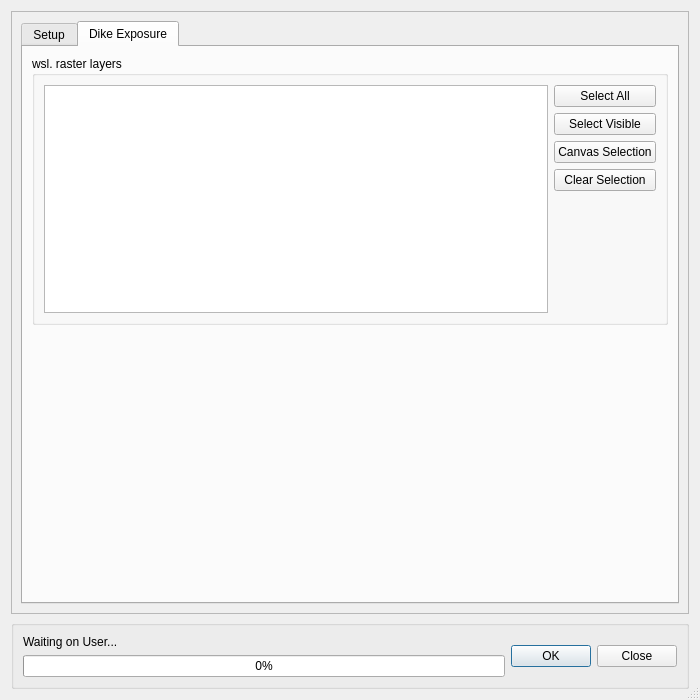
Before: the Qt Designer form canflood/misc/dikes/dikes.ui in NRCan/CanFlood, drawn with Qt 5.
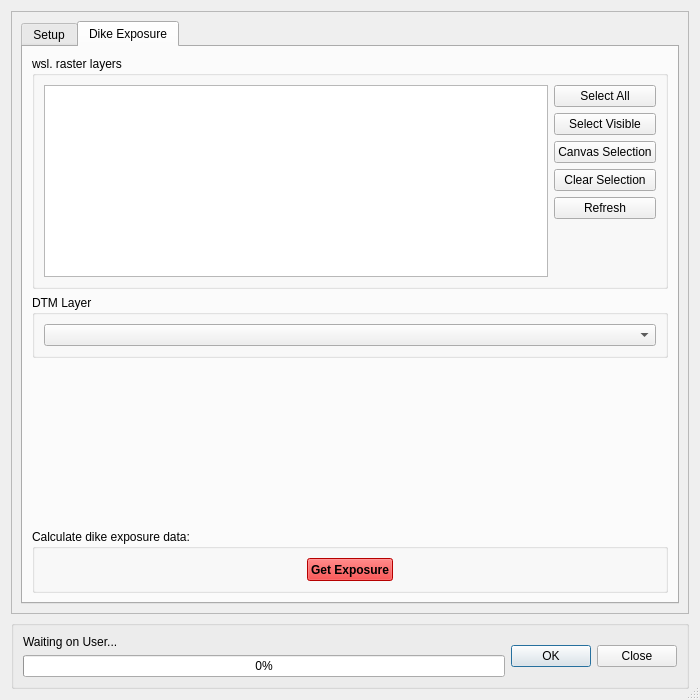
After: the same form once the commit is applied. The open tabs and pages were chosen to show the change. Custom widgets are drawn as their Qt base class.

The edit to the form file:
```diff
--- a/canflood/misc/dikes/dikes.ui
+++ b/canflood/misc/dikes/dikes.ui
@@ -519,6 +519,13 @@
                   </property>
                  </widget>
                 </item>
+                <item>
+                 <widget class="QPushButton" name="pushButton_expo_refr">
+                  <property name="text">
+                   <string>Refresh</string>
+                  </property>
+                 </widget>
+                </item>
                 <item>
                  <spacer name="verticalSpacer_3">
                   <property name="orientation">
@@ -537,6 +544,18 @@
              </layout>
             </widget>
            </item>
+           <item>
+            <widget class="QGroupBox" name="groupBox_4">
+             <property name="title">
+              <string>DTM Layer</string>
+             </property>
+             <layout class="QHBoxLayout" name="horizontalLayout_4">
+              <item>
+               <widget class="QgsMapLayerComboBox" name="mMapLayerComboBox_dtm"/>
+              </item>
+             </layout>
+            </widget>
+           </item>
            <item>
             <spacer name="verticalSpacer_2">
              <property name="orientation">
@@ -550,6 +569,467 @@
              </property>
             </spacer>
            </item>
+           <item>
+            <widget class="QGroupBox" name="groupBox_15">
+             <property name="sizePolicy">
+              <sizepolicy hsizetype="Preferred" vsizetype="Fixed">
+               <horstretch>0</horstretch>
+               <verstretch>0</verstretch>
+              </sizepolicy>
+             </property>
+             <property name="minimumSize">
+              <size>
+               <width>0</width>
+               <height>56</height>
+              </size>
+             </property>
+             <property name="title">
+              <string>Calculate dike exposure data:</string>
+             </property>
+             <layout class="QVBoxLayout" name="verticalLayout_22">
+              <item alignment="Qt::AlignHCenter">
+               <widget class="QPushButton" name="pushButton_expo_run">
+                <property name="sizePolicy">
+                 <sizepolicy hsizetype="Fixed" vsizetype="Fixed">
+                  <horstretch>0</horstretch>
+                  <verstretch>0</verstretch>
+                 </sizepolicy>
+                </property>
+                <property name="minimumSize">
+                 <size>
+                  <width>0</width>
+                  <height>23</height>
+                 </size>
+                </property>
+                <property name="palette">
+                 <palette>
+                  <active>
+                   <colorrole role="WindowText">
+                    <brush brushstyle="SolidPattern">
+                     <color alpha="255">
+                      <red>0</red>
+                      <green>0</green>
+                      <blue>0</blue>
+                     </color>
+                    </brush>
+                   </colorrole>
+                   <colorrole role="Button">
+                    <brush brushstyle="SolidPattern">
+                     <color alpha="255">
+                      <red>255</red>
+                      <green>0</green>
+                      <blue>0</blue>
+                     </color>
+                    </brush>
+                   </colorrole>
+                   <colorrole role="Light">
+                    <brush brushstyle="SolidPattern">
+                     <color alpha="255">
+                      <red>255</red>
+                      <green>127</green>
+                      <blue>127</blue>
+                     </color>
+                    </brush>
+                   </colorrole>
+                   <colorrole role="Midlight">
+                    <brush brushstyle="SolidPattern">
+                     <color alpha="255">
+                      <red>255</red>
+                      <green>63</green>
+                      <blue>63</blue>
+                     </color>
+                    </brush>
+                   </colorrole>
+                   <colorrole role="Dark">
+                    <brush brushstyle="SolidPattern">
+                     <color alpha="255">
+                      <red>127</red>
+                      <green>0</green>
+                      <blue>0</blue>
+                     </color>
+                    </brush>
+                   </colorrole>
+                   <colorrole role="Mid">
+                    <brush brushstyle="SolidPattern">
+                     <color alpha="255">
+                      <red>170</red>
+                      <green>0</green>
+                      <blue>0</blue>
+                     </color>
+                    </brush>
+                   </colorrole>
+                   <colorrole role="Text">
+                    <brush brushstyle="SolidPattern">
+                     <color alpha="255">
+                      <red>0</red>
+                      <green>0</green>
+                      <blue>0</blue>
+                     </color>
+                    </brush>
+                   </colorrole>
+                   <colorrole role="BrightText">
+                    <brush brushstyle="SolidPattern">
+                     <color alpha="255">
+                      <red>255</red>
+                      <green>255</green>
+                      <blue>255</blue>
+                     </color>
+                    </brush>
+                   </colorrole>
+                   <colorrole role="ButtonText">
+                    <brush brushstyle="SolidPattern">
+                     <color alpha="255">
+                      <red>0</red>
+                      <green>0</green>
+                      <blue>0</blue>
+                     </color>
+                    </brush>
+                   </colorrole>
+                   <colorrole role="Base">
+                    <brush brushstyle="SolidPattern">
+                     <color alpha="255">
+                      <red>255</red>
+                      <green>255</green>
+                      <blue>255</blue>
+                     </color>
+                    </brush>
+                   </colorrole>
+                   <colorrole role="Window">
+                    <brush brushstyle="SolidPattern">
+                     <color alpha="255">
+                      <red>255</red>
+                      <green>0</green>
+                      <blue>0</blue>
+                     </color>
+                    </brush>
+                   </colorrole>
+                   <colorrole role="Shadow">
+                    <brush brushstyle="SolidPattern">
+                     <color alpha="255">
+                      <red>0</red>
+                      <green>0</green>
+                      <blue>0</blue>
+                     </color>
+                    </brush>
+                   </colorrole>
+                   <colorrole role="AlternateBase">
+                    <brush brushstyle="SolidPattern">
+                     <color alpha="255">
+                      <red>255</red>
+                      <green>127</green>
+                      <blue>127</blue>
+                     </color>
+                    </brush>
+                   </colorrole>
+                   <colorrole role="ToolTipBase">
+                    <brush brushstyle="SolidPattern">
+                     <color alpha="255">
+                      <red>255</red>
+                      <green>255</green>
+                      <blue>220</blue>
+                     </color>
+                    </brush>
+                   </colorrole>
+                   <colorrole role="ToolTipText">
+                    <brush brushstyle="SolidPattern">
+                     <color alpha="255">
+                      <red>0</red>
+                      <green>0</green>
+                      <blue>0</blue>
+                     </color>
+                    </brush>
+                   </colorrole>
+                  </active>
+                  <inactive>
+                   <colorrole role="WindowText">
+                    <brush brushstyle="SolidPattern">
+                     <color alpha="255">
+                      <red>0</red>
+                      <green>0</green>
+                      <blue>0</blue>
+                     </color>
+                    </brush>
+                   </colorrole>
+                   <colorrole role="Button">
+                    <brush brushstyle="SolidPattern">
+                     <color alpha="255">
+                      <red>255</red>
+                      <green>0</green>
+                      <blue>0</blue>
+                     </color>
+                    </brush>
+                   </colorrole>
+                   <colorrole role="Light">
+                    <brush brushstyle="SolidPattern">
+                     <color alpha="255">
+                      <red>255</red>
+                      <green>127</green>
+                      <blue>127</blue>
+                     </color>
+                    </brush>
+                   </colorrole>
+                   <colorrole role="Midlight">
+                    <brush brushstyle="SolidPattern">
+                     <color alpha="255">
+                      <red>255</red>
+                      <green>63</green>
+                      <blue>63</blue>
+                     </color>
+                    </brush>
+                   </colorrole>
+                   <colorrole role="Dark">
+                    <brush brushstyle="SolidPattern">
+                     <color alpha="255">
+                      <red>127</red>
+                      <green>0</green>
+                      <blue>0</blue>
+                     </color>
+                    </brush>
+                   </colorrole>
+                   <colorrole role="Mid">
+                    <brush brushstyle="SolidPattern">
+                     <color alpha="255">
+                      <red>170</red>
+                      <green>0</green>
+                      <blue>0</blue>
+                     </color>
+                    </brush>
+                   </colorrole>
+                   <colorrole role="Text">
+                    <brush brushstyle="SolidPattern">
+                     <color alpha="255">
+                      <red>0</red>
+                      <green>0</green>
+                      <blue>0</blue>
+                     </color>
+                    </brush>
+                   </colorrole>
+                   <colorrole role="BrightText">
+                    <brush brushstyle="SolidPattern">
+                     <color alpha="255">
+                      <red>255</red>
+                      <green>255</green>
+                      <blue>255</blue>
+                     </color>
+                    </brush>
+                   </colorrole>
+                   <colorrole role="ButtonText">
+                    <brush brushstyle="SolidPattern">
+                     <color alpha="255">
+                      <red>0</red>
+                      <green>0</green>
+                      <blue>0</blue>
+                     </color>
+                    </brush>
+                   </colorrole>
+                   <colorrole role="Base">
+                    <brush brushstyle="SolidPattern">
+                     <color alpha="255">
+                      <red>255</red>
+                      <green>255</green>
+                      <blue>255</blue>
+                     </color>
+                    </brush>
+                   </colorrole>
+                   <colorrole role="Window">
+                    <brush brushstyle="SolidPattern">
+                     <color alpha="255">
+                      <red>255</red>
+                      <green>0</green>
+                      <blue>0</blue>
+                     </color>
+                    </brush>
+                   </colorrole>
+                   <colorrole role="Shadow">
+                    <brush brushstyle="SolidPattern">
+                     <color alpha="255">
+                      <red>0</red>
+                      <green>0</green>
+                      <blue>0</blue>
+                     </color>
+                    </brush>
+                   </colorrole>
+                   <colorrole role="AlternateBase">
+                    <brush brushstyle="SolidPattern">
+                     <color alpha="255">
+                      <red>255</red>
+                      <green>127</green>
+                      <blue>127</blue>
+                     </color>
+                    </brush>
+                   </colorrole>
+                   <colorrole role="ToolTipBase">
+                    <brush brushstyle="SolidPattern">
+                     <color alpha="255">
+                      <red>255</red>
+                      <green>255</green>
+                      <blue>220</blue>
+                     </color>
+                    </brush>
+                   </colorrole>
+                   <colorrole role="ToolTipText">
+                    <brush brushstyle="SolidPattern">
+                     <color alpha="255">
+                      <red>0</red>
+                      <green>0</green>
+                      <blue>0</blue>
+                     </color>
+                    </brush>
+                   </colorrole>
+                  </inactive>
+                  <disabled>
+                   <colorrole role="WindowText">
+                    <brush brushstyle="SolidPattern">
+                     <color alpha="255">
+                      <red>127</red>
+                      <green>0</green>
+                      <blue>0</blue>
+                     </color>
+                    </brush>
+                   </colorrole>
+                   <colorrole role="Button">
+                    <brush brushstyle="SolidPattern">
+                     <color alpha="255">
+                      <red>255</red>
+                      <green>0</green>
+                      <blue>0</blue>
+                     </color>
+                    </brush>
+                   </colorrole>
+                   <colorrole role="Light">
+                    <brush brushstyle="SolidPattern">
+                     <color alpha="255">
+                      <red>255</red>
+                      <green>127</green>
+                      <blue>127</blue>
+                     </color>
+                    </brush>
+                   </colorrole>
+                   <colorrole role="Midlight">
+                    <brush brushstyle="SolidPattern">
+                     <color alpha="255">
+                      <red>255</red>
+                      <green>63</green>
+                      <blue>63</blue>
+                     </color>
+                    </brush>
+                   </colorrole>
+                   <colorrole role="Dark">
+                    <brush brushstyle="SolidPattern">
+                     <color alpha="255">
+                      <red>127</red>
+                      <green>0</green>
+                      <blue>0</blue>
+                     </color>
+                    </brush>
+                   </colorrole>
+                   <colorrole role="Mid">
+                    <brush brushstyle="SolidPattern">
+                     <color alpha="255">
+                      <red>170</red>
+                      <green>0</green>
+                      <blue>0</blue>
+                     </color>
+                    </brush>
+                   </colorrole>
+                   <colorrole role="Text">
+                    <brush brushstyle="SolidPattern">
+                     <color alpha="255">
+                      <red>127</red>
+                      <green>0</green>
+                      <blue>0</blue>
+                     </color>
+                    </brush>
+                   </colorrole>
+                   <colorrole role="BrightText">
+                    <brush brushstyle="SolidPattern">
+                     <color alpha="255">
+                      <red>255</red>
+                      <green>255</green>
+                      <blue>255</blue>
+                     </color>
+                    </brush>
+                   </colorrole>
+                   <colorrole role="ButtonText">
+                    <brush brushstyle="SolidPattern">
+                     <color alpha="255">
+                      <red>127</red>
+                      <green>0</green>
+                      <blue>0</blue>
+                     </color>
+                    </brush>
+                   </colorrole>
+                   <colorrole role="Base">
+                    <brush brushstyle="SolidPattern">
+                     <color alpha="255">
+                      <red>255</red>
+                      <green>0</green>
+                      <blue>0</blue>
+                     </color>
+                    </brush>
+                   </colorrole>
+                   <colorrole role="Window">
+                    <brush brushstyle="SolidPattern">
+                     <color alpha="255">
+                      <red>255</red>
+                      <green>0</green>
+                      <blue>0</blue>
+                     </color>
+                    </brush>
+                   </colorrole>
+                   <colorrole role="Shadow">
+                    <brush brushstyle="SolidPattern">
+                     <color alpha="255">
+                      <red>0</red>
+                      <green>0</green>
+                      <blue>0</blue>
+                     </color>
+                    </brush>
+                   </colorrole>
+                   <colorrole role="AlternateBase">
+                    <brush brushstyle="SolidPattern">
+                     <color alpha="255">
+                      <red>255</red>
+                      <green>0</green>
+                      <blue>0</blue>
+                     </color>
+                    </brush>
+                   </colorrole>
+                   <colorrole role="ToolTipBase">
+                    <brush brushstyle="SolidPattern">
+                     <color alpha="255">
+                      <red>255</red>
+                      <green>255</green>
+                      <blue>220</blue>
+                     </color>
+                    </brush>
+                   </colorrole>
+                   <colorrole role="ToolTipText">
+                    <brush brushstyle="SolidPattern">
+                     <color alpha="255">
+                      <red>0</red>
+                      <green>0</green>
+                      <blue>0</blue>
+                     </color>
+                    </brush>
+                   </colorrole>
+                  </disabled>
+                 </palette>
+                </property>
+                <property name="font">
+                 <font>
+                  <weight>75</weight>
+                  <bold>true</bold>
+                 </font>
+                </property>
+                <property name="text">
+                 <string>Get Exposure</string>
+                </property>
+               </widget>
+              </item>
+             </layout>
+            </widget>
+           </item>
           </layout>
          </widget>
         </widget>
```
Left out of the diff: 8 changed lines with no effect on the pictures.
